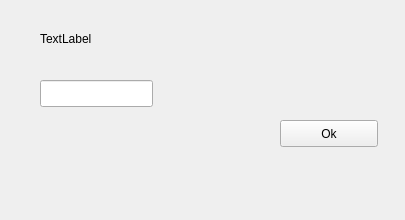
The window that hellowmainwindow.ui (AlineGesualdi/Hello-World) describes before a commit, drawn with Qt 5.
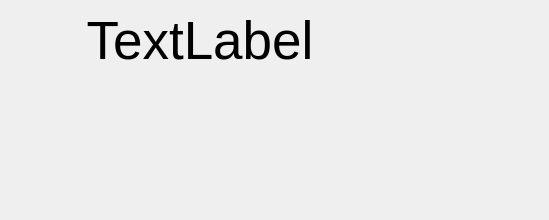
The same window after the commit.

Commit message: Label centralized with no Pushbutton and no EditBox

The edit to the form file:
```diff
--- a/hellowmainwindow.ui
+++ b/hellowmainwindow.ui
@@ -9,7 +9,7 @@
    <rect>
     <x>0</x>
     <y>0</y>
-    <width>405</width>
+    <width>549</width>
     <height>220</height>
    </rect>
   </property>
@@ -44,47 +44,51 @@
      <verstretch>0</verstretch>
     </sizepolicy>
    </property>
-   <widget class="QPushButton" name="pushButton">
-    <property name="geometry">
-     <rect>
-      <x>280</x>
-      <y>120</y>
-      <width>98</width>
-      <height>27</height>
-     </rect>
-    </property>
-    <property name="text">
-     <string>Ok</string>
-    </property>
-    <property name="autoDefault">
-     <bool>false</bool>
-    </property>
-   </widget>
-   <widget class="QLineEdit" name="lineEdit">
-    <property name="geometry">
-     <rect>
-      <x>40</x>
-      <y>80</y>
-      <width>113</width>
-      <height>27</height>
-     </rect>
-    </property>
-    <property name="alignment">
-     <set>Qt::AlignCenter</set>
-    </property>
-   </widget>
    <widget class="QLabel" name="label">
     <property name="geometry">
      <rect>
-      <x>40</x>
-      <y>30</y>
-      <width>171</width>
-      <height>17</height>
+      <x>0</x>
+      <y>0</y>
+      <width>400</width>
+      <height>81</height>
      </rect>
     </property>
+    <property name="sizePolicy">
+     <sizepolicy hsizetype="Maximum" vsizetype="Maximum">
+      <horstretch>0</horstretch>
+      <verstretch>0</verstretch>
+     </sizepolicy>
+    </property>
+    <property name="font">
+     <font>
+      <pointsize>40</pointsize>
+      <stylestrategy>PreferDefault</stylestrategy>
+     </font>
+    </property>
+    <property name="cursor">
+     <cursorShape>BlankCursor</cursorShape>
+    </property>
+    <property name="contextMenuPolicy">
+     <enum>Qt::NoContextMenu</enum>
+    </property>
+    <property name="autoFillBackground">
+     <bool>true</bool>
+    </property>
     <property name="text">
      <string>TextLabel</string>
     </property>
+    <property name="textFormat">
+     <enum>Qt::PlainText</enum>
+    </property>
+    <property name="scaledContents">
+     <bool>true</bool>
+    </property>
+    <property name="alignment">
+     <set>Qt::AlignCenter</set>
+    </property>
+    <property name="textInteractionFlags">
+     <set>Qt::NoTextInteraction</set>
+    </property>
    </widget>
   </widget>
  </widget>
```
Left out of the diff: 19 changed lines with no effect on the pictures. The commit also changes 3 other files.
